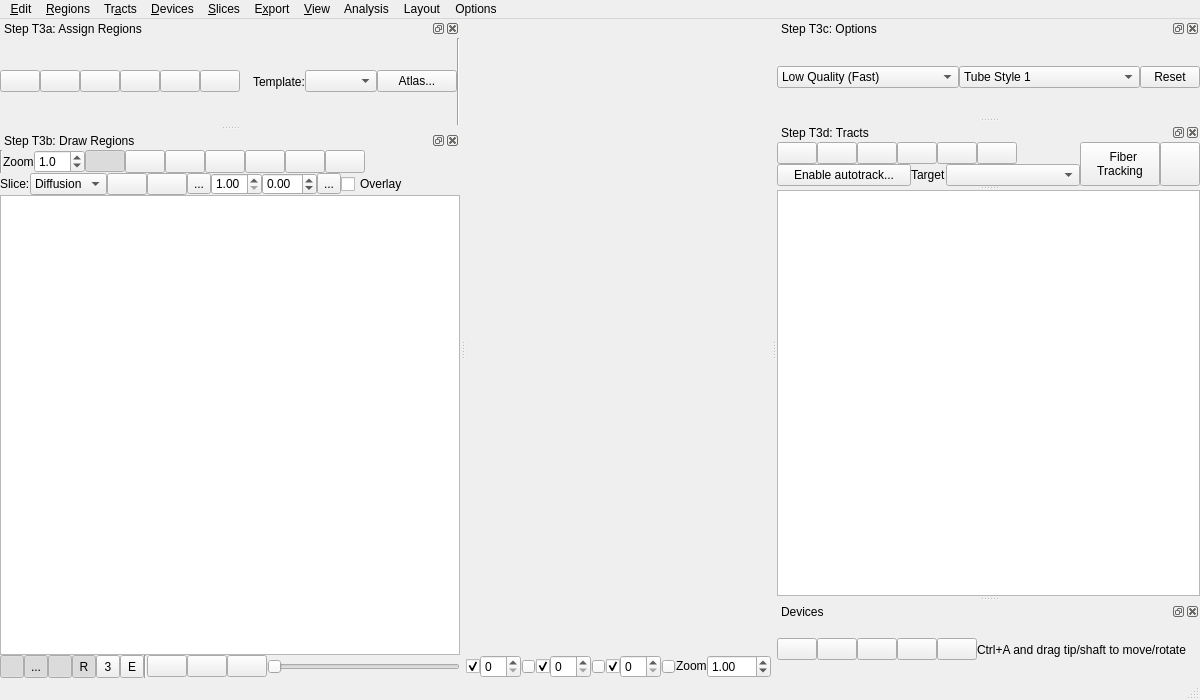
First picture: the form in tracking/tracking_window.ui, repository frankyeh/DSI-Studio, before the edit.
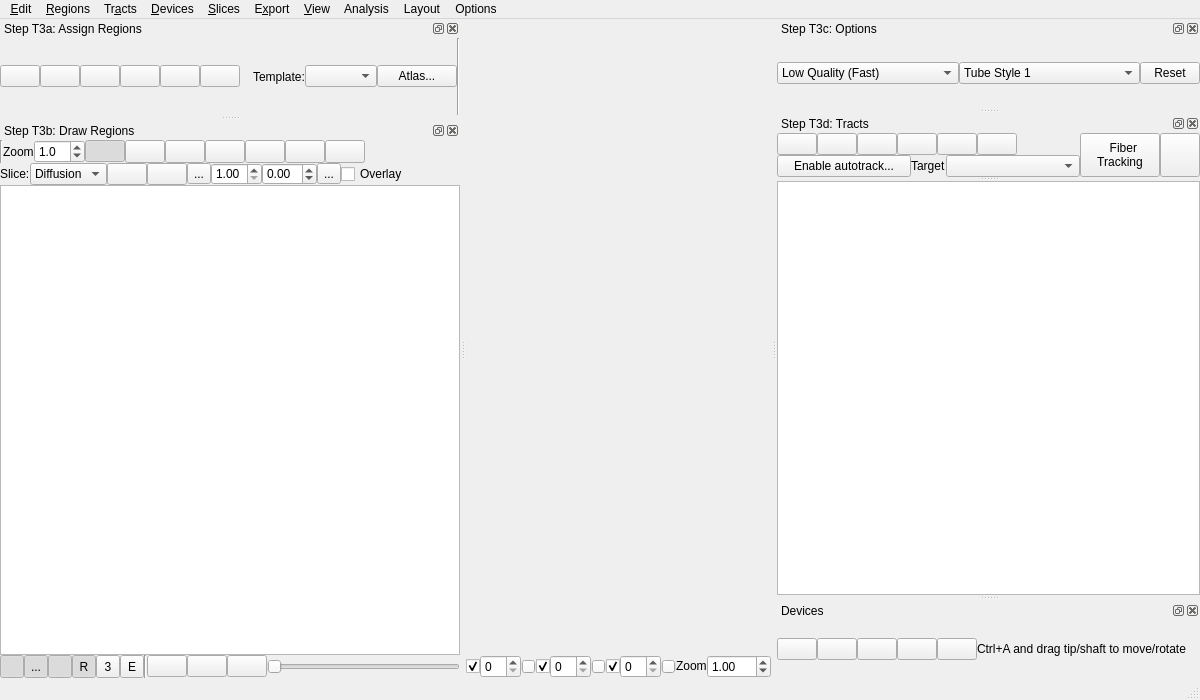
Second picture: the form after the edit. Icons and pictures are not drawn. Custom widgets are drawn as their Qt base class.

Patch:
```diff
--- a/tracking/tracking_window.ui
+++ b/tracking/tracking_window.ui
@@ -288,8 +288,8 @@
    </property>
    <property name="minimumSize">
     <size>
-     <width>390</width>
-     <height>54</height>
+     <width>362</width>
+     <height>48</height>
     </size>
    </property>
    <property name="maximumSize">
@@ -559,7 +559,7 @@
    <property name="minimumSize">
     <size>
      <width>267</width>
-     <height>53</height>
+     <height>47</height>
     </size>
    </property>
    <property name="windowTitle">
@@ -1050,7 +1050,7 @@
    </property>
    <property name="minimumSize">
     <size>
-     <width>378</width>
+     <width>309</width>
      <height>161</height>
     </size>
    </property>
@@ -1445,8 +1445,8 @@
    </property>
    <property name="minimumSize">
     <size>
-     <width>362</width>
-     <height>179</height>
+     <width>356</width>
+     <height>173</height>
     </size>
    </property>
    <property name="floating">
@@ -1809,7 +1809,7 @@
        <item>
         <widget class="QComboBox" name="SliceModality">
          <property name="sizePolicy">
-          <sizepolicy hsizetype="Maximum" vsizetype="Fixed">
+          <sizepolicy hsizetype="Preferred" vsizetype="Fixed">
            <horstretch>0</horstretch>
            <verstretch>0</verstretch>
           </sizepolicy>
@@ -1986,7 +1986,14 @@
       </layout>
      </item>
      <item>
-      <widget class="QGraphicsView" name="graphicsView"/>
+      <widget class="QGraphicsView" name="graphicsView">
+       <property name="sizePolicy">
+        <sizepolicy hsizetype="Preferred" vsizetype="Expanding">
+         <horstretch>0</horstretch>
+         <verstretch>0</verstretch>
+        </sizepolicy>
+       </property>
+      </widget>
      </item>
      <item>
       <layout class="QHBoxLayout" name="horizontalLayout">
@@ -2290,6 +2297,12 @@
    </widget>
   </widget>
   <widget class="QDockWidget" name="DeviceDockWidget">
+   <property name="sizePolicy">
+    <sizepolicy hsizetype="Preferred" vsizetype="Preferred">
+     <horstretch>0</horstretch>
+     <verstretch>0</verstretch>
+    </sizepolicy>
+   </property>
    <property name="floating">
     <bool>false</bool>
    </property>
```
Left out of the diff: 43 changed lines with no effect on the pictures.
